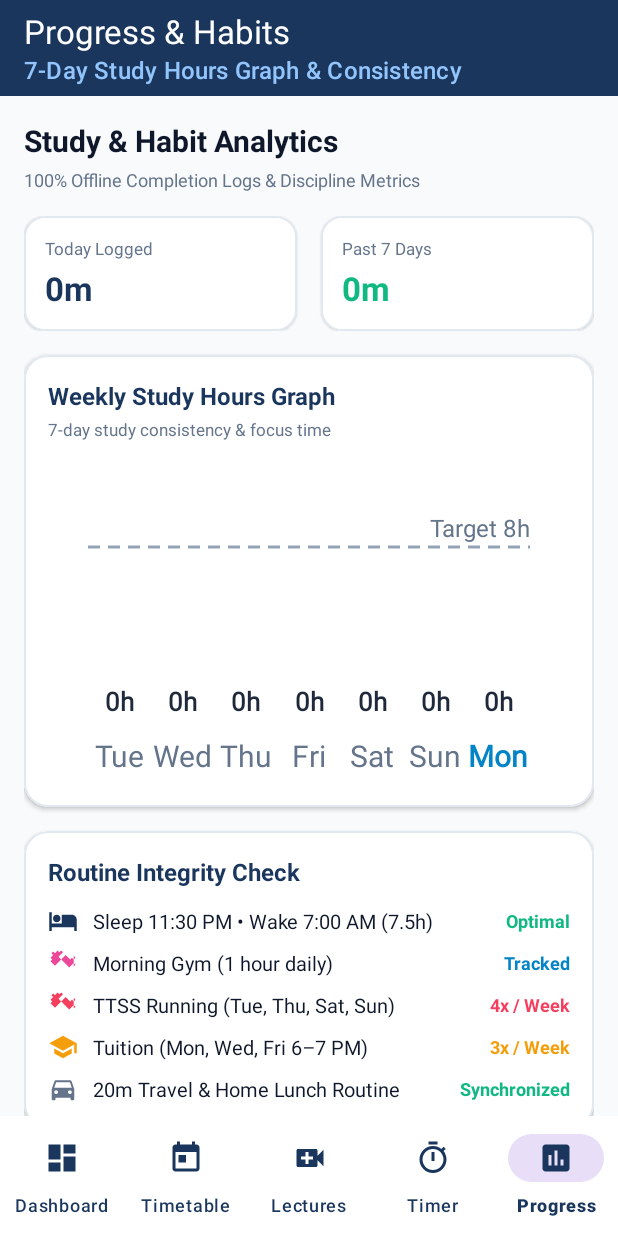
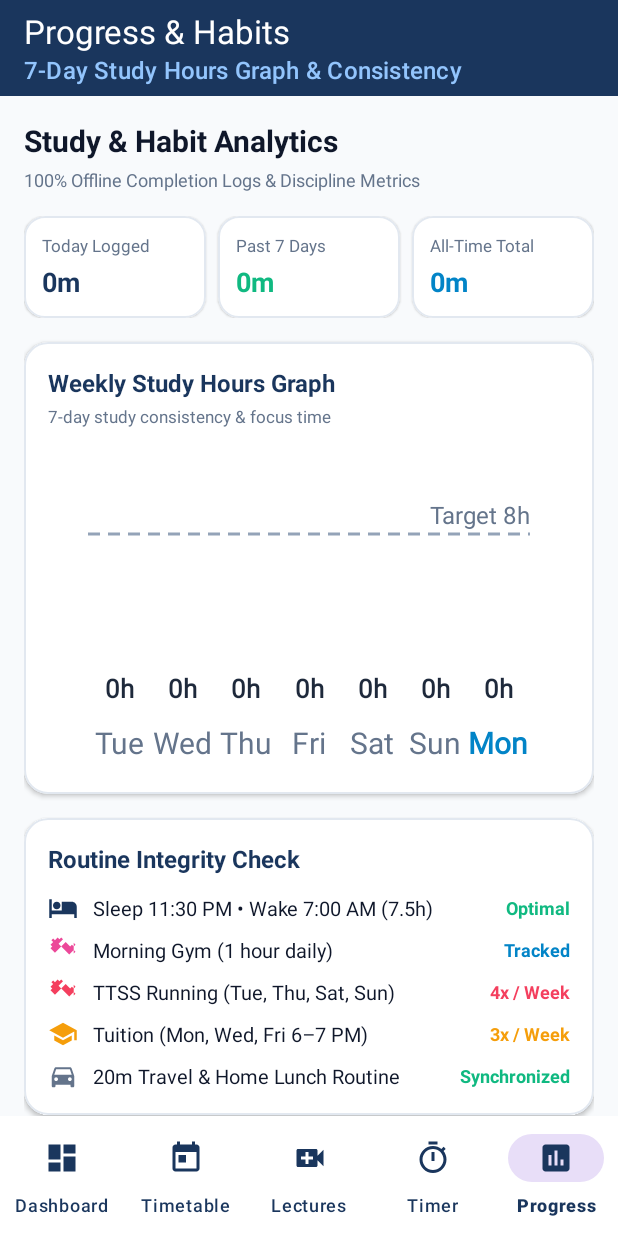
Before and after one commit to rahul23145/StudyOS, an Android app: the screen it shows after launch (MainActivity), item 5 of the bottom bar chosen, on a phone screen of 412 x 824 dp. Run offline under Robolectric (Android 15) with nearby library versions, the phone set to English and light mode, and no system bars; our stand-ins replace Room's generated code.

Commit message:
feat: display all-time total study hours on dashboard, analytics, and metrics

```diff
--- a/app/src/main/java/com/studyos/cainter/data/local/StudySessionDao.kt
+++ b/app/src/main/java/com/studyos/cainter/data/local/StudySessionDao.kt
@@ -26,4 +26,10 @@ interface StudySessionDao {
 
     @Query("SELECT DISTINCT strftime('%Y-%m-%d', timestamp / 1000, 'unixepoch', 'localtime') FROM study_sessions WHERE durationMinutes >= 5")
     suspend fun getAllStudyDates(): List<String>
+
+    @Query("SELECT COALESCE(SUM(durationMinutes), 0) FROM study_sessions")
+    fun getAllTimeStudyMinutes(): Flow<Int>
+
+    @Query("SELECT COALESCE(SUM(durationMinutes), 0) FROM study_sessions")
+    suspend fun getAllTimeStudyMinutesSync(): Int
 }
--- a/app/src/main/java/com/studyos/cainter/data/repository/StudyRepository.kt
+++ b/app/src/main/java/com/studyos/cainter/data/repository/StudyRepository.kt
@@ -75,6 +75,14 @@ class StudyRepository(
         return sessionDao.getTotalMinutesSince(startOfWeek)
     }
 
+    fun getAllTimeStudyMinutes(): Flow<Int> {
+        return sessionDao.getAllTimeStudyMinutes()
+    }
+
+    suspend fun getAllTimeStudyMinutesSync(): Int {
+        return sessionDao.getAllTimeStudyMinutesSync()
+    }
+
     suspend fun getWeeklyChartData(targetHoursPerDay: Float = 8.0f): List<DayStudyData> {
         val today = LocalDate.now()
         val zone = ZoneId.systemDefault()
--- a/app/src/main/java/com/studyos/cainter/ui/analytics/AnalyticsFragment.kt
+++ b/app/src/main/java/com/studyos/cainter/ui/analytics/AnalyticsFragment.kt
@@ -59,6 +59,7 @@ class AnalyticsFragment : Fragment() {
                 viewModel.uiState.collect { state ->
                     binding.tvAnalyticsTodayMinutes.text = DateUtils.formatMinutesToHoursAndMinutes(state.todayMinutes)
                     binding.tvAnalyticsWeekMinutes.text = DateUtils.formatMinutesToHoursAndMinutes(state.weekMinutes)
+                    binding.tvAnalyticsTotalMinutes.text = DateUtils.formatMinutesToHoursAndMinutes(state.totalAllTimeMinutes)
                     binding.chartWeeklyStudy.setData(state.chartData)
                     adapter.submitList(state.recentSessions)
                 }
--- a/app/src/main/java/com/studyos/cainter/ui/analytics/AnalyticsViewModel.kt
+++ b/app/src/main/java/com/studyos/cainter/ui/analytics/AnalyticsViewModel.kt
@@ -16,6 +16,7 @@ import kotlinx.coroutines.launch
 data class AnalyticsUiState(
     val todayMinutes: Int = 0,
     val weekMinutes: Int = 0,
+    val totalAllTimeMinutes: Int = 0,
     val streak: Int = 0,
     val chartData: List<DayStudyData> = emptyList(),
     val recentSessions: List<StudySession> = emptyList()
@@ -35,17 +36,18 @@ class AnalyticsViewModel(
 
     fun loadData() {
         viewModelScope.launch {
-            val streak = scheduleRepository.calculateStreak()
-
             combine(
                 studyRepository.getTodayStudyMinutes(),
                 studyRepository.getWeekStudyMinutes(),
+                studyRepository.getAllTimeStudyMinutes(),
                 studyRepository.getRecentSessions()
-            ) { todayMins, weekMins, sessions ->
+            ) { todayMins, weekMins, allTimeMins, sessions ->
+                val streak = scheduleRepository.calculateStreak()
                 val chart = studyRepository.getWeeklyChartData(targetHoursPerDay = 8.0f)
                 AnalyticsUiState(
                     todayMinutes = todayMins,
                     weekMinutes = weekMins,
+                    totalAllTimeMinutes = allTimeMins,
                     streak = streak,
                     chartData = chart,
                     recentSessions = sessions.take(15)
--- a/app/src/main/java/com/studyos/cainter/ui/dashboard/DashboardFragment.kt
+++ b/app/src/main/java/com/studyos/cainter/ui/dashboard/DashboardFragment.kt
@@ -93,6 +93,13 @@ class DashboardFragment : Fragment() {
 
                     // Study time & graph
                     binding.tvStudyHoursLogged.text = DateUtils.formatMinutesToHoursAndMinutes(state.studyMinutesToday)
+
+                    val totalAllTimeHours = state.totalStudyMinutesAllTime / 60
+                    val totalAllTimeMins = state.totalStudyMinutesAllTime % 60
+                    val totalTimeFormatted = if (totalAllTimeHours > 0) "${totalAllTimeHours}h ${totalAllTimeMins}m" else "${totalAllTimeMins}m"
+                    binding.tvTotalStudyHoursAllTime.text = totalTimeFormatted
+                    binding.chipTotalHours.text = "$totalTimeFormatted Total"
+
                     binding.dashboardChart.setData(state.chartData)
 
                     // Current Focus Card
--- a/app/src/main/java/com/studyos/cainter/ui/dashboard/DashboardViewModel.kt
+++ b/app/src/main/java/com/studyos/cainter/ui/dashboard/DashboardViewModel.kt
@@ -30,6 +30,7 @@ data class DashboardUiState(
     val costingTracker: LectureTracker? = null,
     val auditTracker: LectureTracker? = null,
     val studyMinutesToday: Int = 0,
+    val totalStudyMinutesAllTime: Int = 0,
     val chartData: List<DayStudyData> = emptyList()
 )
 
@@ -72,8 +73,9 @@ class DashboardViewModel(
                     scheduleRepository.getScheduleForDay(todayDay, typeId),
                     scheduleRepository.getCompletionsForDate(todayDate),
                     studyRepository.getAllLectureTrackers(),
-                    studyRepository.getTodayStudyMinutes()
-                ) { scheduleItems, completions, trackers, minutesToday ->
+                    studyRepository.getTodayStudyMinutes(),
+                    studyRepository.getAllTimeStudyMinutes()
+                ) { scheduleItems, completions, trackers, minutesToday, minutesAllTime ->
                     val completedMap = completions.associate { it.scheduleItemId to it.isCompleted }
                     val uiModels = scheduleItems.map { item ->
                         TodayScheduleUiModel(
@@ -109,6 +111,7 @@ class DashboardViewModel(
                         costingTracker = costing,
                         auditTracker = audit,
                         studyMinutesToday = minutesToday,
+                        totalStudyMinutesAllTime = minutesAllTime,
                         chartData = chart
                     )
                 }
--- a/app/src/main/res/layout/fragment_analytics.xml
+++ b/app/src/main/res/layout/fragment_analytics.xml
@@ -42,7 +42,7 @@
                 android:layout_width="0dp"
                 android:layout_height="wrap_content"
                 android:layout_weight="1"
-                android:layout_marginEnd="8dp"
+                android:layout_marginEnd="4dp"
                 app:cardCornerRadius="14dp"
                 app:cardElevation="1dp"
                 app:strokeWidth="1dp"
@@ -53,7 +53,7 @@
                     android:layout_width="match_parent"
                     android:layout_height="wrap_content"
                     android:orientation="vertical"
-                    android:padding="14dp">
+                    android:padding="12dp">
 
                     <TextView
                         android:layout_width="wrap_content"
@@ -68,7 +68,7 @@
                         android:layout_height="wrap_content"
                         android:layout_marginTop="4dp"
                         android:textColor="@color/primary"
-                        android:textSize="22sp"
+                        android:textSize="18sp"
                         android:textStyle="bold"
                         tools:text="7h 20m" />
                 </LinearLayout>
@@ -79,7 +79,8 @@
                 android:layout_width="0dp"
                 android:layout_height="wrap_content"
                 android:layout_weight="1"
-                android:layout_marginStart="8dp"
+                android:layout_marginStart="4dp"
+                android:layout_marginEnd="4dp"
                 app:cardCornerRadius="14dp"
                 app:cardElevation="1dp"
                 app:strokeWidth="1dp"
@@ -90,7 +91,7 @@
                     android:layout_width="match_parent"
                     android:layout_height="wrap_content"
                     android:orientation="vertical"
-                    android:padding="14dp">
+                    android:padding="12dp">
 
                     <TextView
                         android:layout_width="wrap_content"
@@ -105,9 +106,46 @@
                         android:layout_height="wrap_content"
                         android:layout_marginTop="4dp"
                         android:textColor="@color/accent_emerald"
-                        android:textSize="22sp"
+                        android:textSize="18sp"
                         android:textStyle="bold"
                         tools:text="48h 15m" />
+                </LinearLayout>
+            </com.google.android.material.card.MaterialCardView>
+
+            <!-- All-Time Total Study Hours Card -->
+            <com.google.android.material.card.MaterialCardView
+                android:layout_width="0dp"
+                android:layout_height="wrap_content"
+                android:layout_weight="1"
+                android:layout_marginStart="4dp"
+                app:cardCornerRadius="14dp"
+                app:cardElevation="1dp"
+                app:strokeWidth="1dp"
+                app:strokeColor="@color/divider_light"
+                app:cardBackgroundColor="@color/surface_card_light">
+
+                <LinearLayout
+                    android:layout_width="match_parent"
+                    android:layout_height="wrap_content"
+                    android:orientation="vertical"
+                    android:padding="12dp">
+
+                    <TextView
+                        android:layout_width="wrap_content"
+                        android:layout_height="wrap_content"
+                        android:text="All-Time Total"
+                        android:textColor="@color/text_secondary_light"
+                        android:textSize="11sp" />
+
+                    <TextView
+                        android:id="@+id/tvAnalyticsTotalMinutes"
+                        android:layout_width="wrap_content"
+                        android:layout_height="wrap_content"
+                        android:layout_marginTop="4dp"
+                        android:textColor="@color/secondary"
+                        android:textSize="18sp"
+                        android:textStyle="bold"
+                        tools:text="148h 30m" />
                 </LinearLayout>
             </com.google.android.material.card.MaterialCardView>
         </LinearLayout>
```
Also changed, not shown: app/src/main/res/layout/fragment_dashboard.xml (+48 -7 lines).
